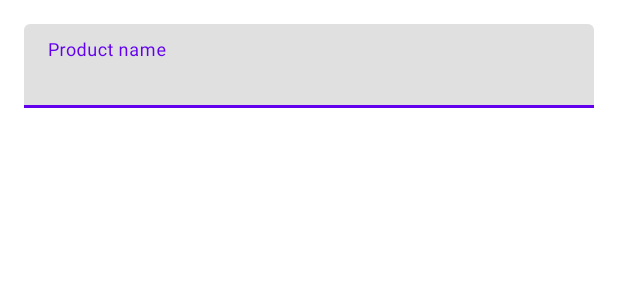
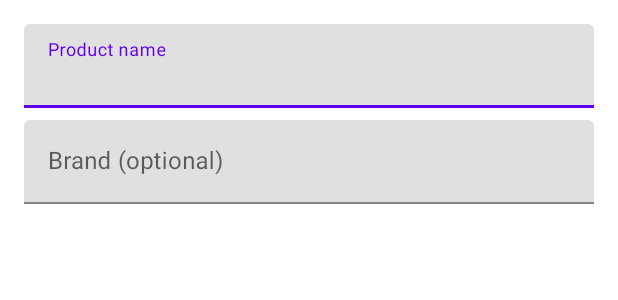
Before and after one commit to StangherlinEnrico/EasyPantry, an Android app: the layout dialog_product.xml on its own in the app's theme, with its tools: preview values and no code run, on a phone screen of 412 x 824 dp. Shown: the top 300 px of the screen. Run offline under Robolectric (Android 15) with nearby library versions, the phone set to English and light mode, and no system bars.

Commit message:
Implementazione brand

```diff
--- a/app/src/main/java/com/stanga/easypantry/database/dao/ProductDao.java
+++ b/app/src/main/java/com/stanga/easypantry/database/dao/ProductDao.java
@@ -31,6 +31,6 @@ public interface ProductDao {
     @Query("DELETE FROM products WHERE id = :id")
     void deleteProductById(int id);
 
-    @Query("SELECT * FROM products WHERE name LIKE :searchQuery ORDER BY name ASC")
+    @Query("SELECT * FROM products WHERE name LIKE :searchQuery OR brand LIKE :searchQuery ORDER BY name ASC")
     LiveData<List<Product>> searchProducts(String searchQuery);
 }
--- a/app/src/main/res/layout/dialog_product.xml
+++ b/app/src/main/res/layout/dialog_product.xml
@@ -19,4 +19,19 @@
 
     </com.google.android.material.textfield.TextInputLayout>
 
+    <com.google.android.material.textfield.TextInputLayout
+        android:layout_width="match_parent"
+        android:layout_height="wrap_content"
+        android:layout_marginTop="8dp"
+        android:hint="Brand (optional)">
+
+        <com.google.android.material.textfield.TextInputEditText
+            android:id="@+id/edit_text_brand"
+            android:layout_width="match_parent"
+            android:layout_height="wrap_content"
+            android:inputType="textCapWords"
+            android:maxLines="1" />
+
+    </com.google.android.material.textfield.TextInputLayout>
+
 </LinearLayout>
```
Also changed, not shown: app/src/main/java/com/stanga/easypantry/database/entities/Product.java (+10 -0 lines), app/src/main/java/com/stanga/easypantry/ui/product/ProductAdapter.java (+9 -0 lines), app/src/main/java/com/stanga/easypantry/ui/product/ProductDialogFragment.java (+7 -1 lines), app/src/main/res/layout/item_product.xml (+9 -0 lines).
